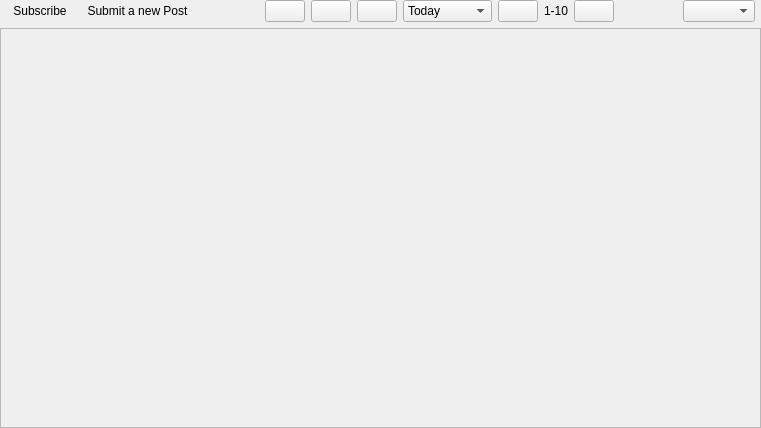
Before: the Qt Designer form retroshare-gui/src/gui/Posted/PostedListWidget.ui in RetroShare/RetroShare, drawn with Qt 5.
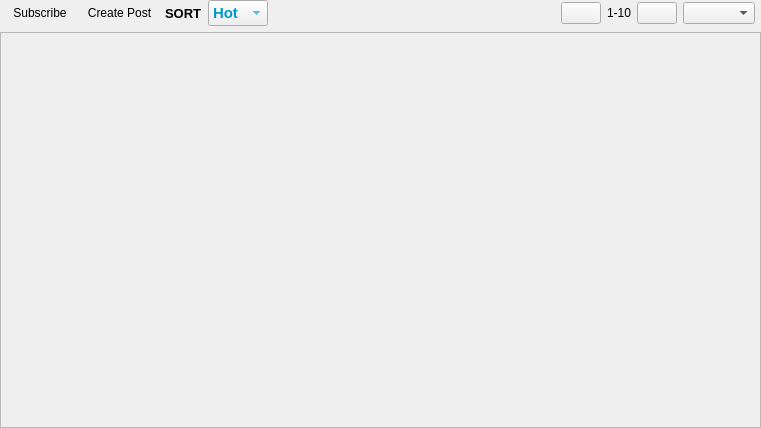
After: the same form once the commit is applied. Icons and pictures are not drawn. Custom widgets are drawn as their Qt base class.

Commit message:
Added for Channel Message composer a Image Attach button
Added for Channel Message composer a Image Attach button
Added a Combobox for Sort in Posted links easyer with new icons
Messengerwindow changed the button icons & display on status the status icon too.

```diff
--- a/retroshare-gui/src/gui/Posted/PostedListWidget.ui
+++ b/retroshare-gui/src/gui/Posted/PostedListWidget.ui
@@ -53,6 +53,12 @@
           <verstretch>0</verstretch>
          </sizepolicy>
         </property>
+        <property name="font">
+         <font>
+          <weight>50</weight>
+          <bold>false</bold>
+         </font>
+        </property>
         <property name="text">
          <string notr="true">Subscribe</string>
         </property>
@@ -64,12 +70,18 @@
       <item>
        <widget class="QToolButton" name="submitPostButton">
         <property name="text">
-         <string>Submit a new Post</string>
+         <string>Create Post</string>
         </property>
         <property name="icon">
          <iconset resource="Posted_images.qrc">
           <normaloff>:/images/posted_24.png</normaloff>:/images/posted_24.png</iconset>
         </property>
+        <property name="iconSize">
+         <size>
+          <width>24</width>
+          <height>24</height>
+         </size>
+        </property>
         <property name="toolButtonStyle">
          <enum>Qt::ToolButtonTextBesideIcon</enum>
         </property>
@@ -78,6 +90,62 @@
         </property>
        </widget>
       </item>
+      <item>
+       <widget class="QLabel" name="label">
+        <property name="font">
+         <font>
+          <pointsize>10</pointsize>
+          <weight>75</weight>
+          <bold>true</bold>
+         </font>
+        </property>
+        <property name="text">
+         <string>SORT</string>
+        </property>
+       </widget>
+      </item>
+      <item>
+       <widget class="QComboBox" name="comboBox">
+        <property name="styleSheet">
+         <string notr="true">font: bold;
+font-size: 15px;
+color: #0099cc;</string>
+        </property>
+        <property name="iconSize">
+         <size>
+          <width>27</width>
+          <height>27</height>
+         </size>
+        </property>
+        <item>
+         <property name="text">
+          <string>Hot</string>
+         </property>
+         <property name="icon">
+          <iconset resource="../icons.qrc">
+           <normaloff>:/icons/png/flame.png</normaloff>:/icons/png/flame.png</iconset>
+         </property>
+        </item>
+        <item>
+         <property name="text">
+          <string>New</string>
+         </property>
+         <property name="icon">
+          <iconset resource="../icons.qrc">
+           <normaloff>:/icons/png/new.png</normaloff>:/icons/png/new.png</iconset>
+         </property>
+        </item>
+        <item>
+         <property name="text">
+          <string>Top</string>
+         </property>
+         <property name="icon">
+          <iconset resource="../icons.qrc">
+           <normaloff>:/icons/png/top.png</normaloff>:/icons/png/top.png</iconset>
+         </property>
+        </item>
+       </widget>
+      </item>
       <item>
        <spacer name="horizontalSpacer_2">
         <property name="orientation">
@@ -91,116 +159,6 @@
         </property>
        </spacer>
       </item>
-      <item>
-       <widget class="QPushButton" name="hotSortButton">
-        <property name="toolTip">
-         <string>Hot</string>
-        </property>
-        <property name="text">
-         <string/>
-        </property>
-        <property name="icon">
-         <iconset resource="Posted_images.qrc">
-          <normaloff>:/images/hot_24.png</normaloff>:/images/hot_24.png</iconset>
-        </property>
-        <property name="iconSize">
-         <size>
-          <width>24</width>
-          <height>24</height>
-         </size>
-        </property>
-        <property name="checkable">
-         <bool>true</bool>
-        </property>
-        <property name="autoExclusive">
-         <bool>true</bool>
-        </property>
-       </widget>
-      </item>
-      <item>
-       <widget class="QPushButton" name="newSortButton">
-        <property name="toolTip">
-         <string>New</string>
-        </property>
-        <property name="text">
-         <string/>
-        </property>
-        <property name="icon">
-         <iconset resource="Posted_images.qrc">
-          <normaloff>:/images/new_24.png</normaloff>:/images/new_24.png</iconset>
-        </property>
-        <property name="iconSize">
-         <size>
-          <width>24</width>
-          <height>24</height>
-         </size>
-        </property>
-        <property name="checkable">
-         <bool>true</bool>
-        </property>
-        <property name="autoExclusive">
-         <bool>true</bool>
-        </property>
-       </widget>
-      </item>
-      <item>
-       <widget class="QPushButton" name="topSortButton">
-        <property name="toolTip">
-         <string>Top</string>
-        </property>
-        <property name="text">
-         <string/>
-        </property>
-        <property name="icon">
-         <iconset resource="../images.qrc">
-          <normaloff>:/images/vote_up.png</normaloff>:/images/vote_up.png</iconset>
-        </property>
-        <property name="iconSize">
-         <size>
-          <width>24</width>
-          <height>24</height>
-         </size>
-        </property>
-        <property name="checkable">
-         <bool>true</bool>
-        </property>
-        <property name="checked">
-         <bool>false</bool>
-        </property>
-        <property name="autoExclusive">
-         <bool>true</bool>
-        </property>
-       </widget>
-      </item>
-      <item>
-       <widget class="QComboBox" name="periodComboBox">
-        <item>
-         <property name="text">
-          <string>Today</string>
-         </property>
-        </item>
-        <item>
-         <property name="text">
-          <string>Yesterday</string>
-         </property>
-        </item>
-        <item>
-         <property name="text">
-          <string>This Week</string>
-         </property>
-        </item>
-        <item>
-         <property name="text">
-          <string>This Month</string>
-         </property>
-        </item>
-        <item>
-         <property name="text">
-          <string>This Year</string>
-         </property>
-        </item>
-       </widget>
-      </item>
       <item>
        <widget class="QPushButton" name="prevButton">
         <property name="toolTip">
@@ -236,19 +194,6 @@
         </property>
        </widget>
       </item>
-      <item>
-       <spacer name="horizontalSpacer_3">
-        <property name="orientation">
-         <enum>Qt::Horizontal</enum>
-        </property>
-        <property name="sizeHint" stdset="0">
-         <size>
-          <width>40</width>
-          <height>20</height>
-         </size>
-        </property>
-       </spacer>
-      </item>
       <item>
        <widget class="GxsIdChooser" name="idChooser"/>
       </item>
```
Left out of the diff: 23 changed lines with no effect on the pictures. The commit also changes 16 other files.
